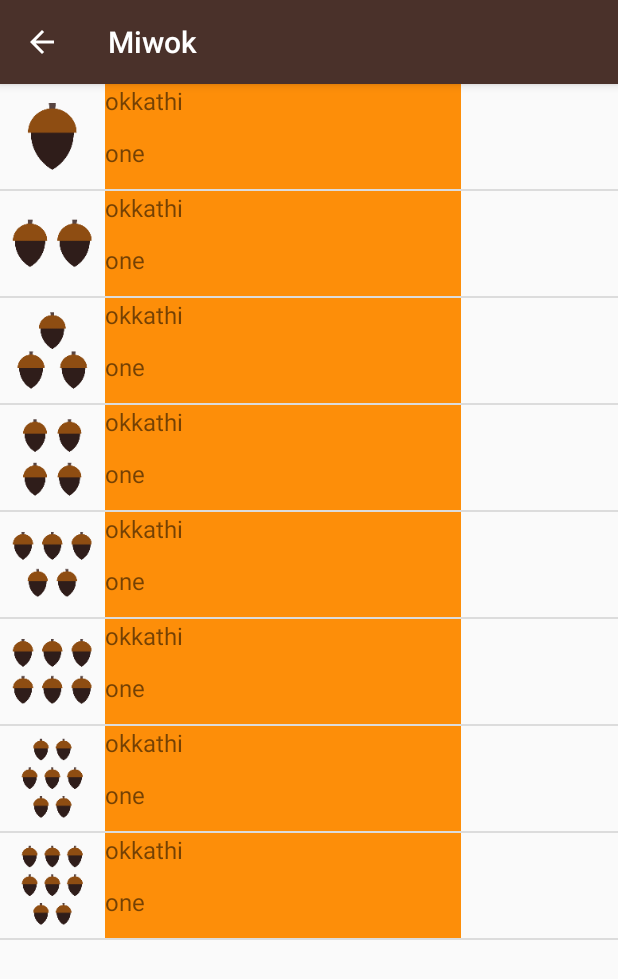
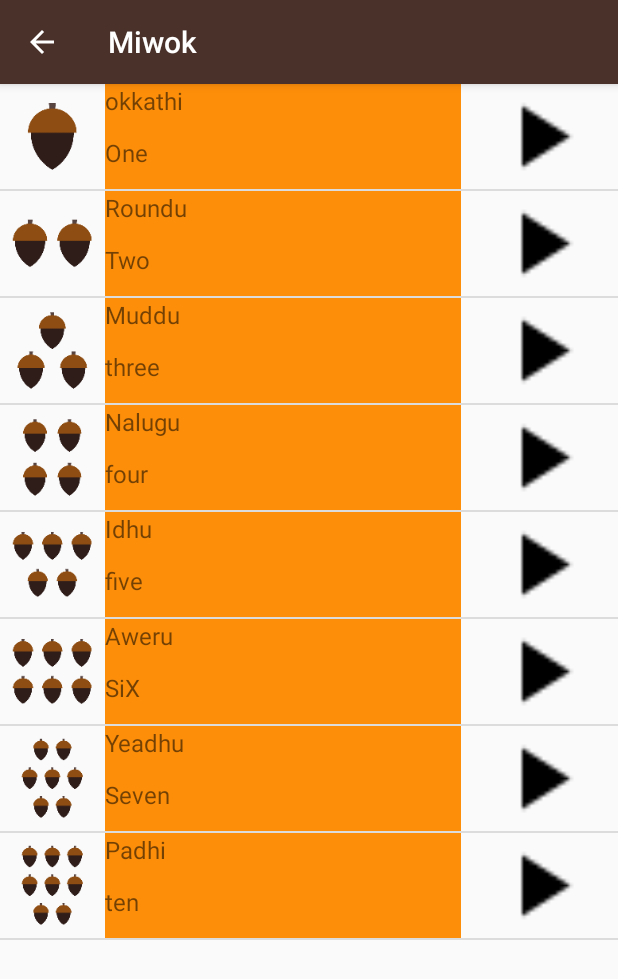
Before and after one commit to ganemcos/Miwok, an Android app: the NumberActivity screen opened directly, with no data from a screen before it, on a phone screen of 412 x 824 dp. Shown: the top 979 px of the screen. Run offline under Robolectric (Android 15) with nearby library versions, the phone set to English and light mode, and no system bars.

Commit message:
version 1.0 Beta
all changes are done

```diff
--- a/app/src/main/java/com/example/android/miwok/NumberActivity.java
+++ b/app/src/main/java/com/example/android/miwok/NumberActivity.java
@@ -48,14 +48,14 @@ public class NumberActivity extends AppCompatActivity {
         setContentView(R.layout.activity_number);
         audioManager  = (AudioManager)getSystemService(AUDIO_SERVICE);
         final ArrayList<words> listviewobj = new ArrayList<words>();
-        listviewobj.add(new words("okkathi","one", R.drawable.number_one,R.raw.number_one));
-        listviewobj.add(new words("okkathi","one",R.drawable.number_two,R.raw.number_two));
-        listviewobj.add(new words("okkathi","one",R.drawable.number_three,R.raw.number_three));
-        listviewobj.add(new words("okkathi","one",R.drawable.number_four));
-        listviewobj.add(new words("okkathi","one",R.drawable.number_five));
-        listviewobj.add(new words("okkathi","one",R.drawable.number_six));
-        listviewobj.add(new words("okkathi","one",R.drawable.number_seven));
-        listviewobj.add(new words("okkathi","one",R.drawable.number_eight));
+        listviewobj.add(new words("okkathi","One", R.drawable.number_one,R.raw.number_one));
+        listviewobj.add(new words("Roundu","Two",R.drawable.number_two,R.raw.number_two));
+        listviewobj.add(new words("Muddu","three",R.drawable.number_three,R.raw.number_three));
+        listviewobj.add(new words("Nalugu","four",R.drawable.number_four,R.raw.number_four));
+        listviewobj.add(new words("Idhu","five",R.drawable.number_five,R.raw.number_five));
+        listviewobj.add(new words("Aweru","SiX",R.drawable.number_six,R.raw.number_six));
+        listviewobj.add(new words("Yeadhu","Seven",R.drawable.number_seven,R.raw.number_seven));
+        listviewobj.add(new words("Padhi","ten",R.drawable.number_eight,R.raw.number_ten));
 
         costomAdaptor itemadapter = new costomAdaptor(this,listviewobj,R.color.category_numbers);
         ListView listView = (ListView)findViewById(R.id.rootview);
--- a/app/src/main/res/layout/activity_family.xml
+++ b/app/src/main/res/layout/activity_family.xml
@@ -6,6 +6,7 @@
     android:layout_width="match_parent"
     android:layout_height="match_parent"
     tools:context="com.example.android.miwok.NumberActivity"
-    android:orientation="vertical">
+    android:orientation="vertical"
+    android:drawSelectorOnTop="true">
 
 </ListView>
--- a/app/src/main/res/layout/activity_number.xml
+++ b/app/src/main/res/layout/activity_number.xml
@@ -6,6 +6,7 @@
     android:layout_width="match_parent"
     android:layout_height="match_parent"
     tools:context="com.example.android.miwok.NumberActivity"
-    android:orientation="vertical">
+    android:orientation="vertical"
+    android:drawSelectorOnTop="true">
 
 </ListView>
--- a/app/src/main/res/layout/activity_phrases.xml
+++ b/app/src/main/res/layout/activity_phrases.xml
@@ -6,6 +6,7 @@
     android:layout_width="match_parent"
     android:layout_height="match_parent"
     tools:context="com.example.android.miwok.NumberActivity"
-    android:orientation="vertical">
+    android:orientation="vertical"
+    android:drawSelectorOnTop="true">
 
 </ListView>
--- a/app/src/main/res/layout/list.xml
+++ b/app/src/main/res/layout/list.xml
@@ -41,17 +41,11 @@
 
         <ImageView
             android:id="@+id/play"
-            android:layout_width="70dp"
+            android:layout_width="31dp"
             android:layout_height="70dp"
             android:layout_weight="1"
             android:src="@drawable/baseline_play_arrow_black_18" />
 
-        <View
-            android:layout_width="match_parent"
-            android:layout_height="match_parent"
-            android:background="?android:attr/selectableItemBackground">
-        </View>
-
 
     </LinearLayout>
 </LinearLayout>
```
